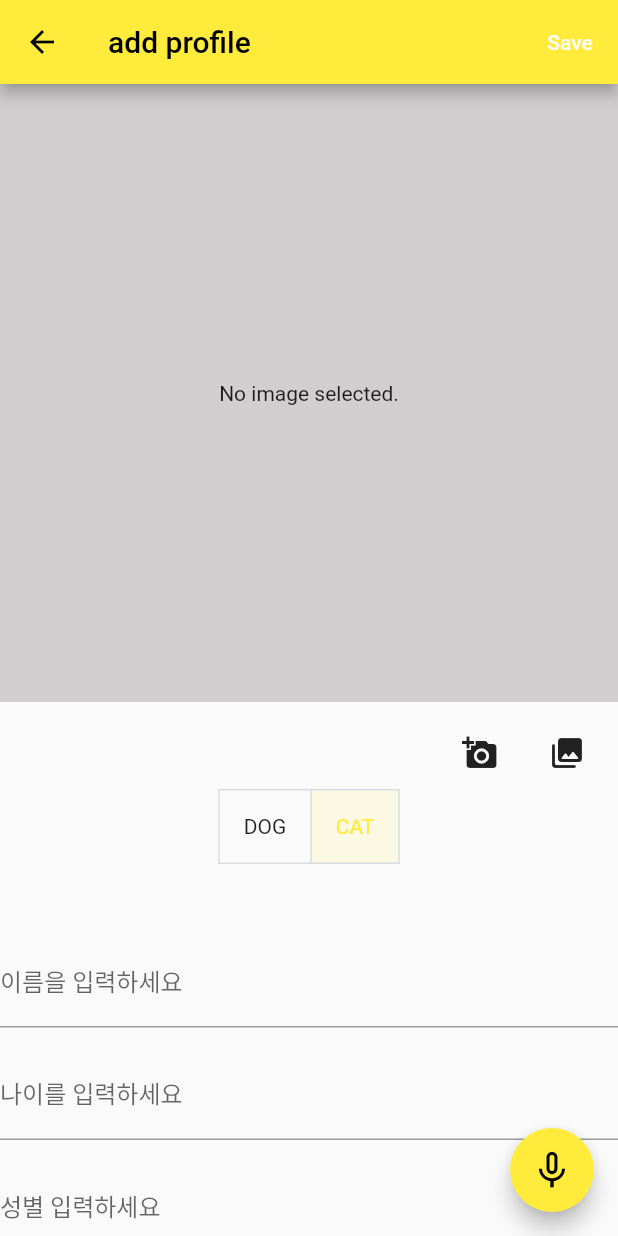
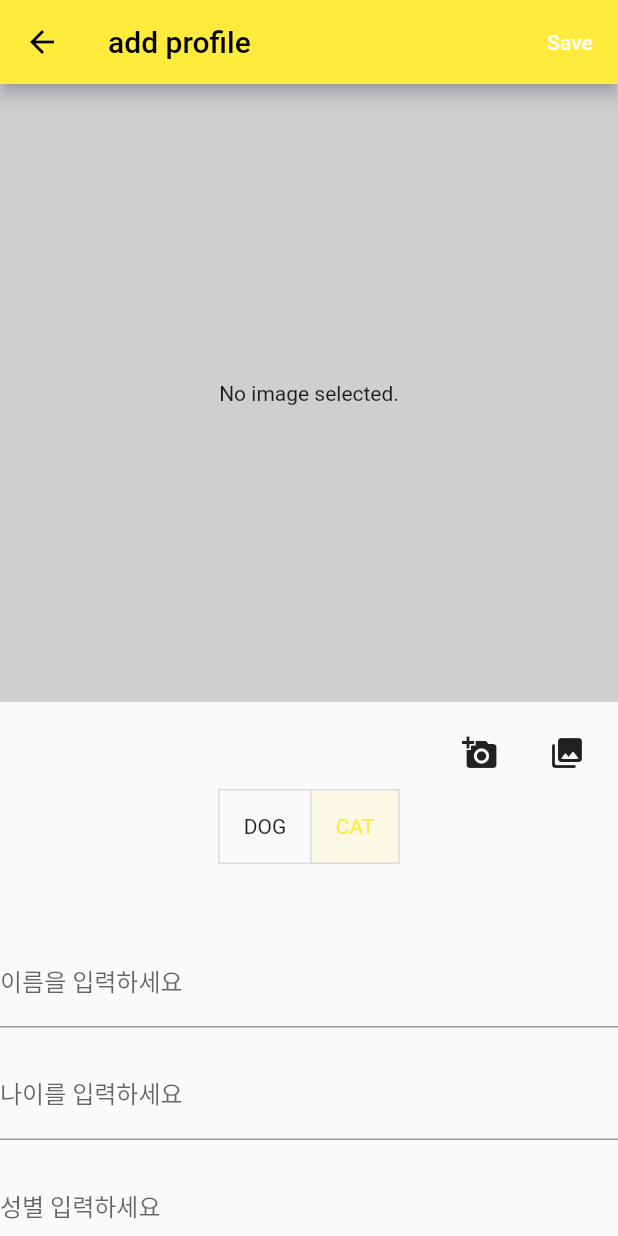
Before and after one commit to skqhfla/team_project, a Flutter app: the AddProfile screen opened directly, after a tap on "Save", on a phone screen of 412 x 824 dp. Run offline on Flutter 3.47's test engine with Material 2 defaults, Android fonts, the light colour scheme and no system bars; our stand-ins replace cloud_firestore, file_picker, firebase_auth, firebase_core, firebase_storage, flutter_chat_ui and 6 more; missing offline and left inert: image_picker_platform_interface, tflite; accounts and stored records are empty.

Commit message:
합치기

```diff
--- a/lib/addprofile.dart
+++ b/lib/addprofile.dart
@@ -4,6 +4,8 @@ import 'package:file_picker/file_picker.dart';
 import 'package:firebase_auth/firebase_auth.dart';
 import 'package:flutter/material.dart';
 import 'package:firebase_storage/firebase_storage.dart';
+import 'package:google_maps_flutter/google_maps_flutter.dart';
+//import 'package:google_maps_place_picker/google_maps_place_picker.dart';
 import 'package:image_picker/image_picker.dart';
 import 'package:speech_to_text/speech_to_text.dart';
 import 'package:team_project/speech.dart';
@@ -33,7 +35,10 @@ class _AddProfileState extends State<AddProfile> {
   final _sex = TextEditingController();
   final _weight = TextEditingController();
   final _desc = TextEditingController();
-  late String _live;
+  final _live = TextEditingController();
+
+  // late String _live;
+  final String place = 'place';
 
   final ScrollController _scrollController = ScrollController();
 
@@ -78,16 +83,6 @@ class _AddProfileState extends State<AddProfile> {
               onPressed: () async {
                 // if (_formKey.currentState!.validate()) {
                 storage.uploadFile(_image!.path, _name.text + ".png");
-
-                FirebaseFirestore.instance.collection('chat').doc(_name.text).set(
-                    {
-                      'list' : [],
-                    });
-
-                setState(() {
-
-                });
-
                 FirebaseFirestore.instance
                     .collection('animal')
                     .add(<String, dynamic>{
@@ -96,12 +91,11 @@ class _AddProfileState extends State<AddProfile> {
                   'desc': _desc.text,
                   'eat': 0,
                   'image': _name.text + ".png",
-                  'live': _live,
+                  'live': _live.text,
                   'like': 0,
                   'name': _name.text,
                   'sex': _sex.text,
                   'weight': int.parse(_weight.text),
-                  'imagelist':<String>[],
                 });
                 _name.clear();
                 _sex.clear();
@@ -112,10 +106,6 @@ class _AddProfileState extends State<AddProfile> {
                 Navigator.pop(context);
               }),
         ],
-      ),
-      floatingActionButton: FloatingActionButton(
-        child: Icon(Icons.mic_none, size: 30),
-        onPressed: toggleRecording,
       ),
       body: Scrollbar(
         controller: _scrollController,
@@ -129,14 +119,8 @@ class _AddProfileState extends State<AddProfile> {
                 Container(
                   color: const Color(0xffd0cece),
                   margin: EdgeInsets.only(left: 0, right: 0),
-                  width: MediaQuery
-                      .of(context)
-                      .size
-                      .width,
-                  height: MediaQuery
-                      .of(context)
-                      .size
-                      .width,
+                  width: MediaQuery.of(context).size.width,
+                  height: MediaQuery.of(context).size.width,
                   child: Center(
                     child: _image == null
                         ? Text('No image selected.')
@@ -233,12 +217,43 @@ class _AddProfileState extends State<AddProfile> {
             SizedBox(
               height: 16,
             ),
-            Row(
-                children: [
-                  TextButton(
-                    onPressed: () {}, child: Text("af"),
-                  ),
-                  ]
+            // Row(
+            //   children: [
+            //     TextButton(
+            //       onPressed: () {
+            //         Navigator.push(
+            //           context,
+            //           MaterialPageRoute(
+            //             builder: (context) {
+            //               return PlacePicker(
+            //                 apiKey: 'AIzaSyDlI2BGIV4xn0H11J32EGLDVTMcE98Nbw8',
+            //                 initialPosition:
+            //                     LatLng(currentLatitude, currentLongitude),
+            //                 useCurrentLocation: true,
+            //                 selectInitialPosition: true,
+            //
+            //                 //usePlaceDetailSearch: true,
+            //                 onPlacePicked: (result) {
+            //                   place = result;
+            //                   Navigator.of(context).pop();
+            //                   setState(() {});
+            //                 },
+            //               );
+            //             },
+            //           ),
+            //         );
+            //       },
+            //       child: Text("live"),
+            //     ),
+            //     Text(place),
+            //   ],
+            // ),
+            TextFormField(
+              controller: _live,
+              decoration: const InputDecoration(
+                filled: false,
+                labelText: "사는 곳을 입력하세요",
+              ),
             ),
             SizedBox(
               height: 16,
@@ -307,9 +322,4 @@ class _AddProfileState extends State<AddProfile> {
       }
     });
   }
-
-
-  Future toggleRecording() => Speech.toggleRecording(
-    onResult: (text) => setState(() => _name.text = text),
-  );
 }
--- a/lib/main.dart
+++ b/lib/main.dart
@@ -3,6 +3,7 @@ import 'package:flutter/material.dart';
 import 'package:team_project/provider/dropDownProvider.dart';
 import 'package:team_project/provider/loginProvider.dart';
 import 'package:team_project/provider/profileProvider.dart';
+import 'package:video_player/video_player.dart';
 import 'appstate.dart';
 //import 'chart.dart';
 import 'profiledetail.dart';
@@ -14,6 +15,9 @@ import 'mainpage.dart';
 import 'package:provider/provider.dart';
 //test
 //
+
+VideoPlayerController? controller2;
+
 Future<void> main() async {
   WidgetsFlutterBinding.ensureInitialized();
   await Firebase.initializeApp();
--- a/pubspec.yaml
+++ b/pubspec.yaml
@@ -47,6 +47,7 @@ dependencies:
   google_maps_flutter: ^2.1.5
   speech_to_text: ^5.5.0
   #google_maps_place_picker: ^2.1.0-nullsafety.3
+
 
   geolocator:
   location:
```
Also changed, not shown: lib/livepage.dart (+64 -142 lines), lib/mainpage.dart (+24 -25 lines).
